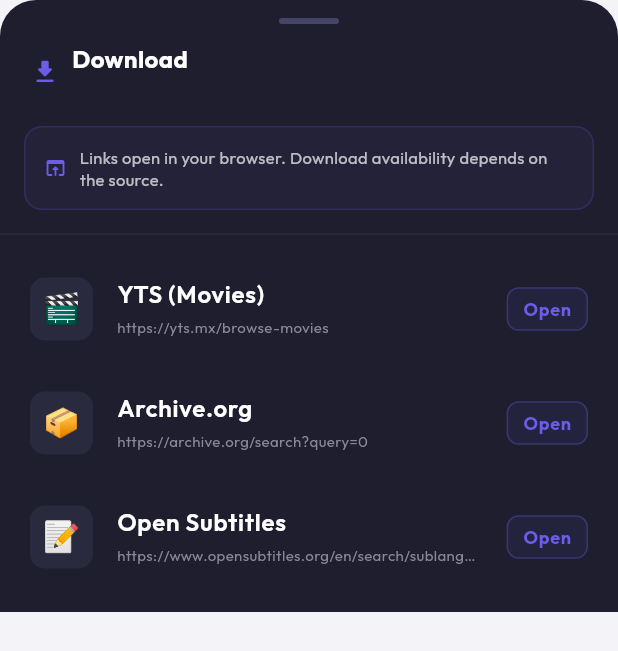
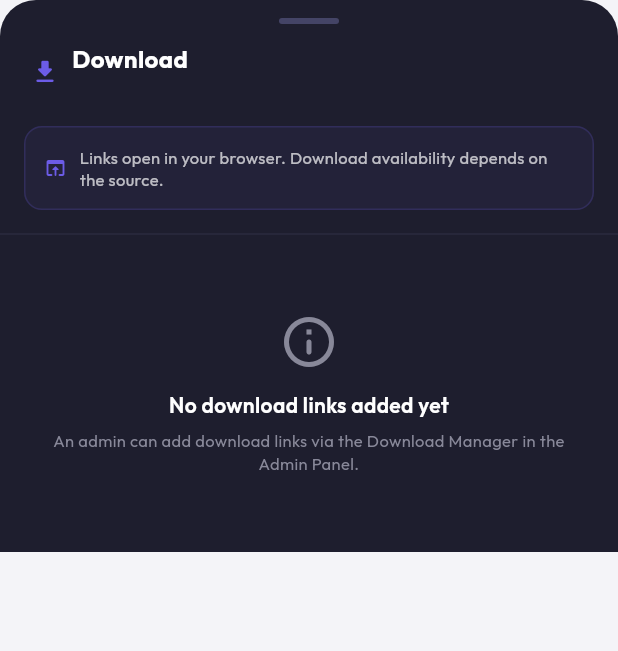
Before and after one commit to muhammadmaaz-2k5/MOVIES-APP, a Flutter app: the _DownloadLinksSheet widget shown alone on an empty page, opened directly with empty values, on a phone screen of 412 x 824 dp. Shown: the top 651 px of the screen. Run offline on Flutter 3.47's test engine with Material 3 defaults, Android fonts, the phone set to English and light mode, and no system bars; our stand-ins replace cached_network_image, dio, flutter_svg, go_router, google_fonts, share_plus and 3 more; network calls fail.

Commit message:
now the downloading system is functional working 100%

```diff
--- a/lib/widgets/download_button.dart
+++ b/lib/widgets/download_button.dart
@@ -6,42 +6,7 @@
 
 // ─── Download link builders ───────────────────────────────────────────────────
 
-class _DownloadSource {
-  final String name;
-  final String icon;
-  final String Function(int id, String type, {int? season, int? episode}) buildUrl;
 
-  const _DownloadSource({
-    required this.name,
-    required this.icon,
-    required this.buildUrl,
-  });
-}
-
-final _kSources = [
-  _DownloadSource(
-    name: 'YTS (Movies)',
-    icon: '🎬',
-    buildUrl: (id, type, {season, episode}) =>
-        'https://yts.mx/browse-movies',
-  ),
-  _DownloadSource(
-    name: 'Archive.org',
-    icon: '📦',
-    buildUrl: (id, type, {season, episode}) =>
-        'https://archive.org/search?query=$id',
-  ),
-  _DownloadSource(
-    name: 'Open Subtitles',
-    icon: '📝',
-    buildUrl: (id, type, {season, episode}) {
-      if (type == 'tv' && season != null && episode != null) {
-        return 'https://www.opensubtitles.org/en/search/sublanguageid-all/imdbid-$id/season-$season/episode-$episode';
-      }
-      return 'https://www.opensubtitles.org/en/search/sublanguageid-all/imdbid-$id';
-    },
-  ),
-];
 
 // ─── Download button ──────────────────────────────────────────────────────────
 
@@ -253,7 +218,7 @@
               ),
             )
           else if (_links.isEmpty)
-            _buildFallbacks(context, mediaType)
+            _buildEmptyState()
           else
             Flexible(
               child: ListView.builder(
@@ -316,51 +281,34 @@
     );
   }
 
-  Widget _buildFallbacks(BuildContext context, String mediaType) {
-    return Column(
+  Widget _buildEmptyState() {
+    return Padding(
+      padding: const EdgeInsets.symmetric(vertical: 40, horizontal: 24),
+      child: Column(
         mainAxisSize: MainAxisSize.min,
         children: [
-        ..._kSources.map((src) {
-          final url = src.buildUrl(widget.tmdbId, mediaType,
-              season: widget.season, episode: widget.episode);
-          return ListTile(
-            contentPadding:
-                const EdgeInsets.symmetric(horizontal: 20, vertical: 2),
-            leading: Container(
-              width: 42, height: 42,
-              decoration: BoxDecoration(
-                color: AppTheme.surfaceVariantDark,
-                borderRadius: BorderRadius.circular(10),
+          const Icon(Icons.info_outline_rounded, color: Color(0xFF888899), size: 40),
+          const SizedBox(height: 12),
+          Text(
+            'No download links added yet',
+            style: GoogleFonts.outfit(
+              fontSize: 14,
+              fontWeight: FontWeight.w600,
+              color: Colors.white,
             ),
-              child: Center(
-                  child: Text(src.icon,
-                      style: const TextStyle(fontSize: 20)))),
-            title: Text(src.name,
+          ),
+          const SizedBox(height: 6),
+          Text(
+            'An admin can add download links via the Download Manager in the Admin Panel.',
+            textAlign: TextAlign.center,
             style: GoogleFonts.outfit(
-                    color: Colors.white, fontWeight: FontWeight.w600)),
-            subtitle: Text(url,
-                style: GoogleFonts.outfit(
-                    fontSize: 10, color: const Color(0xFF888899)),
-                maxLines: 1, overflow: TextOverflow.ellipsis),
-            trailing: Container(
-              padding: const EdgeInsets.symmetric(
-                  horizontal: 10, vertical: 5),
-              decoration: BoxDecoration(
-                color: AppTheme.primary.withAlpha(20),
-                borderRadius: BorderRadius.circular(8),
-                border: Border.all(
-                    color: AppTheme.primary.withAlpha(80)),
+              fontSize: 11,
+              color: const Color(0xFF888899),
+              height: 1.4,
             ),
-              child: Text('Open',
-                  style: GoogleFonts.outfit(
-                      fontSize: 12,
-                      fontWeight: FontWeight.w700,
-                      color: AppTheme.primary)),
           ),
-            onTap: () => _open(context, url),
-          );
-        }),
         ],
+      ),
     );
   }
 }
```
Lines whose indentation alone changed are shown as unchanged.
